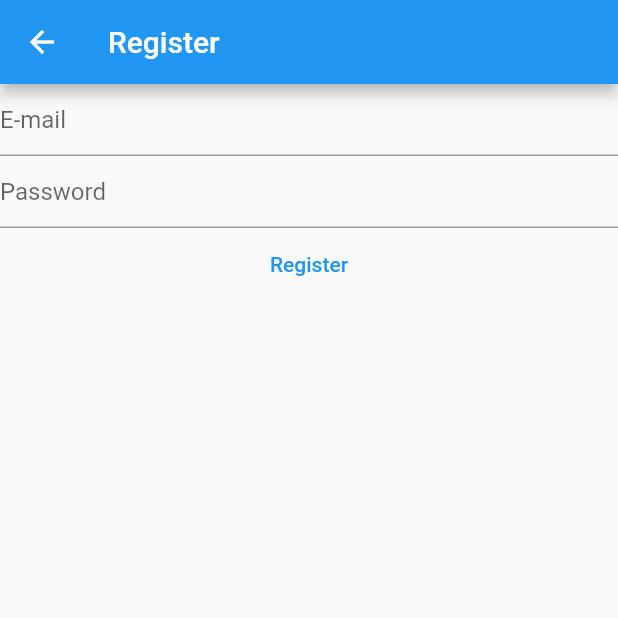
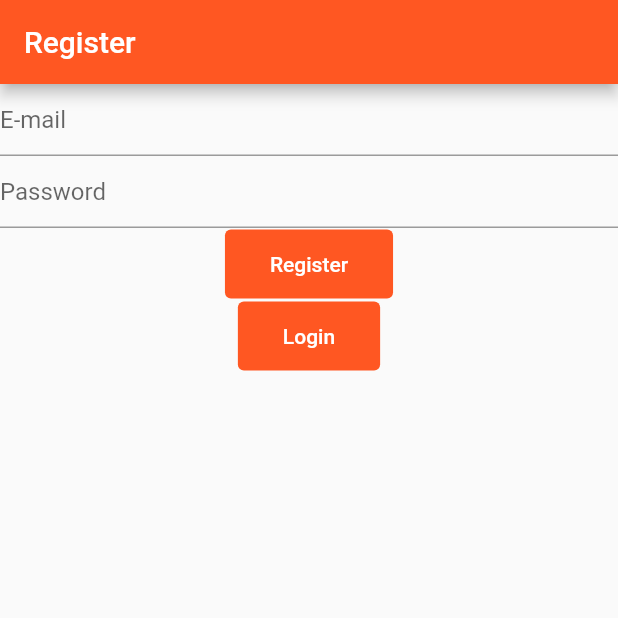
Before and after one commit to sarsey-walker/Notes-In-flutter, a Flutter app: the RegisterView screen opened directly, on a phone screen of 412 x 824 dp, the top half of it. Run offline on Flutter 3.47's test engine with Material 2 defaults, Android fonts, the phone set to English and light mode, and no system bars; our stand-ins replace firebase_auth, firebase_core; accounts and stored records are empty; generated files the repository leaves out were written again.

Commit message:
Routes login an register views

```diff
--- a/lib/views/register_view.dart
+++ b/lib/views/register_view.dart
@@ -36,16 +36,7 @@ class _RegisterViewState extends State<RegisterView> {
       appBar: AppBar(
         title: const Text('Register'),
       ),
-        body: FutureBuilder(
-          future: Firebase.initializeApp(
-            options: Platform.isLinux
-                ? DefaultFirebaseOptions.web
-                : DefaultFirebaseOptions.currentPlatform,
-          ),
-          builder: (context, snapshot) {
-            switch (snapshot.connectionState) {
-              case ConnectionState.done:
-                return Column(
+      body: Column(
         children: [
           TextField(
             controller: _email,
@@ -75,8 +66,8 @@ class _RegisterViewState extends State<RegisterView> {
               final email = _email.text;
               final password = _password.text;
               try {
-                          final credential = await FirebaseAuth.instance
-                              .createUserWithEmailAndPassword(
+                final credential =
+                    await FirebaseAuth.instance.createUserWithEmailAndPassword(
                   email: email,
                   password: password,
                 );
@@ -89,29 +80,23 @@ class _RegisterViewState extends State<RegisterView> {
                 } else if (e.code == 'invalid-email') {
                   print('Invalid email!');
                 } else {
-                            print(
-                                'Something else have happened! \n code: ${e.code}');
+                  print('Something else have happened! \n code: ${e.code}');
                 }
               } catch (e) {
                 print(e);
               }
-
-                        // final userCredential =
-                        //     await FirebaseAuth.instance.createUserWithEmailAndPassword(
-                        //   email: email,
-                        //   password: password,
-                        // );
-                        // print(userCredential);
             },
             child: const Text('Register'),
           ),
+          TextButton(
+            onPressed: () {
+              Navigator.of(context)
+                  .pushNamedAndRemoveUntil('/login/', (route) => false);
+            },
+            child: const Text('Login'),
+          ),
         ],
+      ),
     );
-
-              default:
-                return const Text('Loading..');
-            }
-          },
-        ));
   }
 }
```
Also changed, not shown: lib/main.dart (+24 -44 lines), lib/views/login_view.dart (+13 -26 lines), lib/views/verify_email_view.dart (added, +38 -0 lines), 1 other file. Lines whose indentation alone changed are shown as unchanged.
